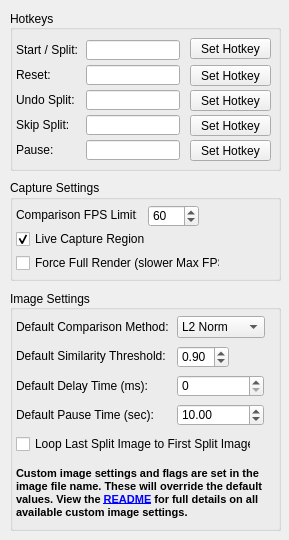
The window that res/settings.ui (Toufool/AutoSplit) describes before a commit, drawn with Qt 5.
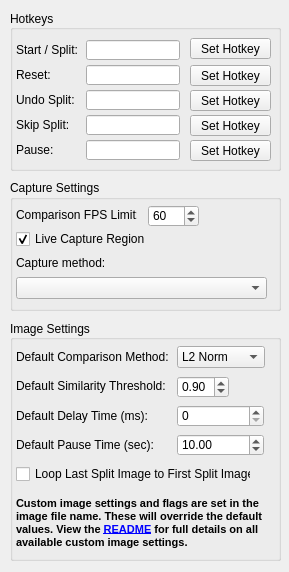
The same window after the commit.

```diff
--- a/res/settings.ui
+++ b/res/settings.ui
@@ -7,7 +7,7 @@
     <x>0</x>
     <y>0</y>
     <width>289</width>
-    <height>540</height>
+    <height>572</height>
    </rect>
   </property>
   <property name="sizePolicy">
@@ -19,13 +19,13 @@
   <property name="minimumSize">
    <size>
     <width>289</width>
-    <height>540</height>
+    <height>572</height>
    </size>
   </property>
   <property name="maximumSize">
    <size>
     <width>289</width>
-    <height>540</height>
+    <height>572</height>
    </size>
   </property>
   <property name="cursor">
@@ -46,40 +46,12 @@
      <x>10</x>
      <y>180</y>
      <width>271</width>
-     <height>101</height>
+     <height>131</height>
     </rect>
    </property>
    <property name="title">
     <string>Capture Settings</string>
    </property>
-   <widget class="QCheckBox" name="force_print_window_checkbox">
-    <property name="enabled">
-     <bool>true</bool>
-    </property>
-    <property name="geometry">
-     <rect>
-      <x>6</x>
-      <y>73</y>
-      <width>204</width>
-      <height>20</height>
-     </rect>
-    </property>
-    <property name="toolTip">
-     <string>Force a full render of the capture window, which is required for some applications to be captured</string>
-    </property>
-    <property name="whatsThis">
-     <string/>
-    </property>
-    <property name="text">
-     <string>Force Full Render (slower Max FPS)</string>
-    </property>
-    <property name="checked">
-     <bool>false</bool>
-    </property>
-    <property name="tristate">
-     <bool>false</bool>
-    </property>
-   </widget>
    <widget class="QSpinBox" name="fps_limit_spinbox">
     <property name="geometry">
      <rect>
@@ -143,12 +115,35 @@
      <bool>false</bool>
     </property>
    </widget>
+   <widget class="QComboBox" name="capture_method_combobox">
+    <property name="geometry">
+     <rect>
+      <x>6</x>
+      <y>97</y>
+      <width>251</width>
+      <height>22</height>
+     </rect>
+    </property>
+   </widget>
+   <widget class="QLabel" name="capture_method_label">
+    <property name="geometry">
+     <rect>
+      <x>6</x>
+      <y>75</y>
+      <width>151</width>
+      <height>16</height>
+     </rect>
+    </property>
+    <property name="text">
+     <string>Capture method:</string>
+    </property>
+   </widget>
   </widget>
   <widget class="QGroupBox" name="image_settings_groupbox">
    <property name="geometry">
     <rect>
      <x>10</x>
-     <y>290</y>
+     <y>320</y>
      <width>271</width>
      <height>241</height>
     </rect>
```
Left out of the diff: 1 changed line with no effect on the pictures.
